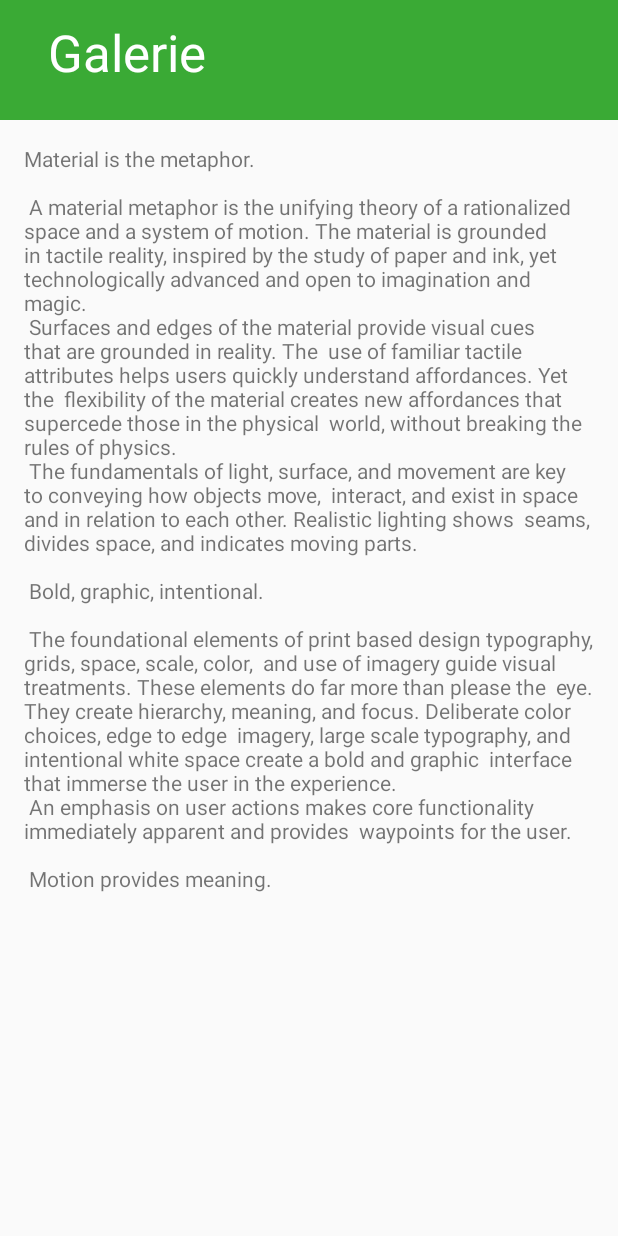
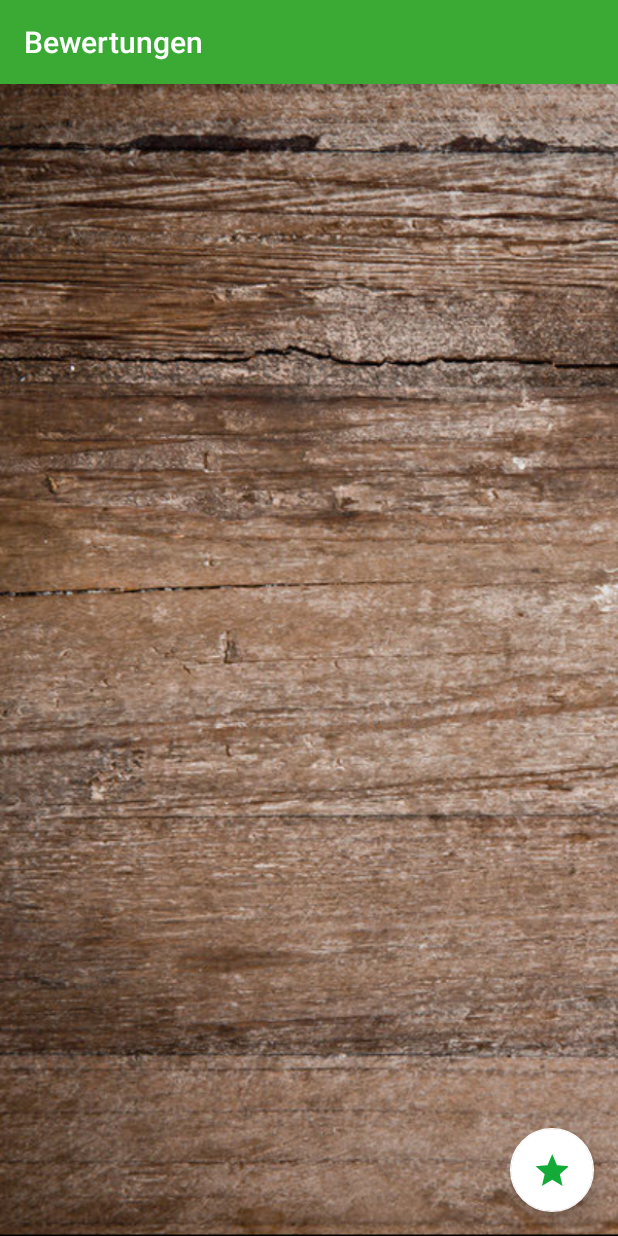
Before and after one commit to omshill0305/FoodAcademy, an Android app: the FeedbackActivity screen opened directly, with no data from a screen before it, on a phone screen of 412 x 824 dp. Run offline under Robolectric (Android 15) with nearby library versions, the phone set to English and light mode, and no system bars.

Commit message:
MoreWithoutContent

```diff
--- a/app/src/main/java/com/example/olga/foodacademyv2/FeedbackActivity.java
+++ b/app/src/main/java/com/example/olga/foodacademyv2/FeedbackActivity.java
@@ -20,9 +20,10 @@ public class FeedbackActivity extends AppCompatActivity {
         fab.setOnClickListener(new View.OnClickListener() {
             @Override
             public void onClick(View view) {
-                Snackbar.make(view, "Replace with your own action", Snackbar.LENGTH_LONG)
+                Snackbar.make(view, "Klick hier, um deine Bewertung zu schreiben", Snackbar.LENGTH_LONG)
                         .setAction("Action", null).show();
             }
         });
     }
+
 }
--- a/app/src/main/java/com/example/olga/foodacademyv2/RouteActivity.java
+++ b/app/src/main/java/com/example/olga/foodacademyv2/RouteActivity.java
@@ -7,6 +7,7 @@ import android.support.annotation.NonNull;
 import android.support.v4.app.ActivityCompat;
 import android.support.v4.app.FragmentActivity;
 import android.os.Bundle;
+import android.support.v7.app.AppCompatActivity;
 
 import com.google.android.gms.maps.CameraUpdateFactory;
 import com.google.android.gms.maps.GoogleMap;
@@ -15,7 +16,7 @@ import com.google.android.gms.maps.SupportMapFragment;
 import com.google.android.gms.maps.model.LatLng;
 import com.google.android.gms.maps.model.MarkerOptions;
 
-public class RouteActivity extends FragmentActivity implements OnMapReadyCallback {
+public class RouteActivity extends AppCompatActivity implements OnMapReadyCallback {
 
     private GoogleMap mMap;
     private static final int LOCATION_REQUEST = 500;
--- a/app/src/main/res/layout/activity_feedback.xml
+++ b/app/src/main/res/layout/activity_feedback.xml
@@ -4,34 +4,21 @@
     xmlns:tools="http://schemas.android.com/tools"
     android:layout_width="match_parent"
     android:layout_height="match_parent"
-    android:fitsSystemWindows="true"
-    tools:context=".FeedbackActivity">
+    tools:context=".FeedbackActivity"
+    android:background="@drawable/background">
 
     <android.support.design.widget.AppBarLayout
-        android:id="@+id/app_bar"
         android:layout_width="match_parent"
-        android:layout_height="80dip"
-        android:fitsSystemWindows="true"
+        android:layout_height="wrap_content"
         android:theme="@style/AppTheme.AppBarOverlay">
 
-        <android.support.design.widget.CollapsingToolbarLayout
-            android:id="@+id/toolbar_layout"
+        <android.support.v7.widget.Toolbar
+            android:id="@+id/toolbar"
             android:layout_width="match_parent"
-            android:layout_height="match_parent"
-            android:fitsSystemWindows="true"
-            app:contentScrim="?attr/colorPrimary"
-            app:layout_scrollFlags="scroll|exitUntilCollapsed"
-            app:toolbarId="@+id/toolbar">
+            android:layout_height="?attr/actionBarSize"
+            android:background="?attr/colorPrimary"
+            app:popupTheme="@style/AppTheme.PopupOverlay" />
 
-            <android.support.v7.widget.Toolbar
-                android:id="@+id/toolbar"
-                android:layout_width="match_parent"
-                android:layout_height="?attr/actionBarSize"
-                app:layout_collapseMode="pin"
-                app:popupTheme="@style/AppTheme.PopupOverlay"
-                app:title="@string/more_gallery"/>
-
-        </android.support.design.widget.CollapsingToolbarLayout>
     </android.support.design.widget.AppBarLayout>
 
     <include layout="@layout/content_feedback" />
@@ -40,9 +27,8 @@
         android:id="@+id/fab"
         android:layout_width="wrap_content"
         android:layout_height="wrap_content"
+        android:layout_gravity="bottom|end"
         android:layout_margin="@dimen/fab_margin"
-        app:layout_anchor="@id/app_bar"
-        app:layout_anchorGravity="bottom|end"
-        app:srcCompat="@android:drawable/ic_dialog_email" />
+        app:srcCompat="@mipmap/ic_stat_star" />
 
 </android.support.design.widget.CoordinatorLayout>
--- a/app/src/main/res/layout/activity_menu.xml
+++ b/app/src/main/res/layout/activity_menu.xml
@@ -12,6 +12,7 @@
         android:layout_height="wrap_content"
         android:layout_marginStart="16dp"
         android:layout_marginEnd="16dp"
+        android:layout_marginBottom="16dp"
         app:layout_constraintBottom_toBottomOf="parent"
         app:layout_constraintEnd_toEndOf="parent"
         app:layout_constraintHorizontal_bias="0.0"
--- a/app/src/main/res/layout/content_feedback.xml
+++ b/app/src/main/res/layout/content_feedback.xml
@@ -1,5 +1,5 @@
 <?xml version="1.0" encoding="utf-8"?>
-<android.support.v4.widget.NestedScrollView xmlns:android="http://schemas.android.com/apk/res/android"
+<android.support.constraint.ConstraintLayout xmlns:android="http://schemas.android.com/apk/res/android"
     xmlns:app="http://schemas.android.com/apk/res-auto"
     xmlns:tools="http://schemas.android.com/tools"
     android:layout_width="match_parent"
@@ -8,10 +8,4 @@
     tools:context=".FeedbackActivity"
     tools:showIn="@layout/activity_feedback">
 
-    <TextView
-        android:layout_width="wrap_content"
-        android:layout_height="wrap_content"
-        android:layout_margin="@dimen/text_margin"
-        android:text="@string/large_text" />
-
-</android.support.v4.widget.NestedScrollView>
+</android.support.constraint.ConstraintLayout>
--- a/app/src/main/res/values/strings.xml
+++ b/app/src/main/res/values/strings.xml
@@ -161,11 +161,9 @@ Restaurant ausklingen zu lassen. </string>
     </string>
     <string name="more_gallery">Galerie</string>
     <string name="more_menu">Speisekarte</string>
+    <string name="more_feedback">Bewertungen</string>
+    <string name="more_route">Route</string>
     <string name="more_wir">Über uns</string>
-
-
-
-
 
 
     <string name="large_text">
```
Also changed, not shown: app/src/main/AndroidManifest.xml (+9 -8 lines), app/src/main/ic_stat_star-web.png (added), app/src/main/res/mipmap-hdpi/ic_stat_star.png (added), app/src/main/res/mipmap-mdpi/ic_stat_star.png (added), app/src/main/res/mipmap-xhdpi/ic_stat_star.png (added), app/src/main/res/mipmap-xxhdpi/ic_stat_star.png (added), app/src/main/res/mipmap-xxxhdpi/ic_stat_star.png (added).
